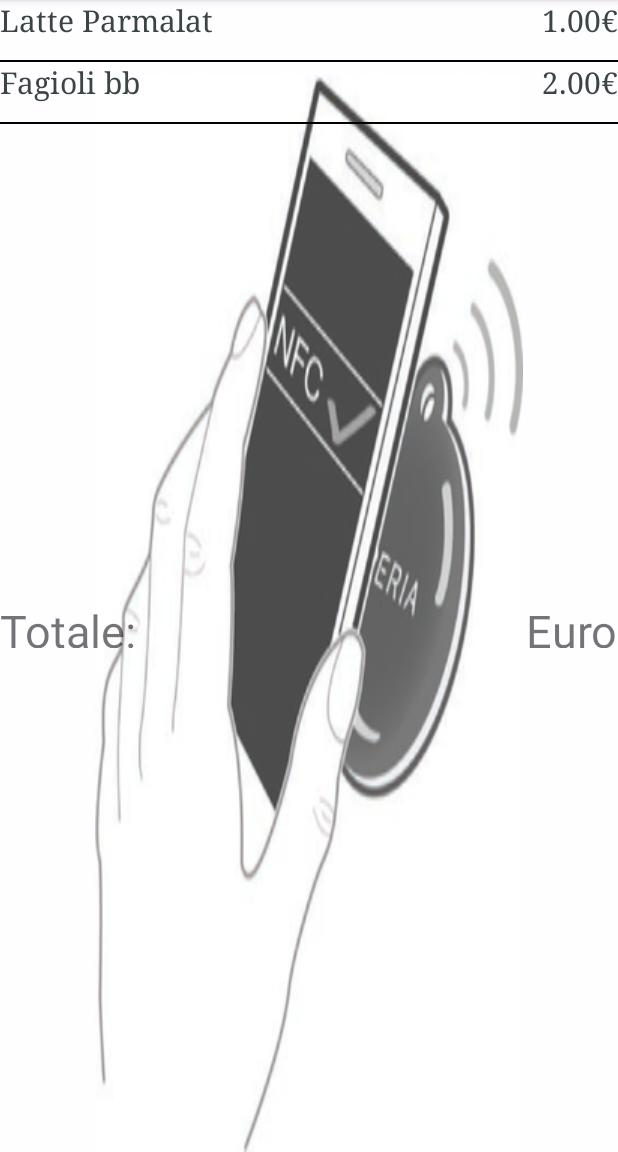
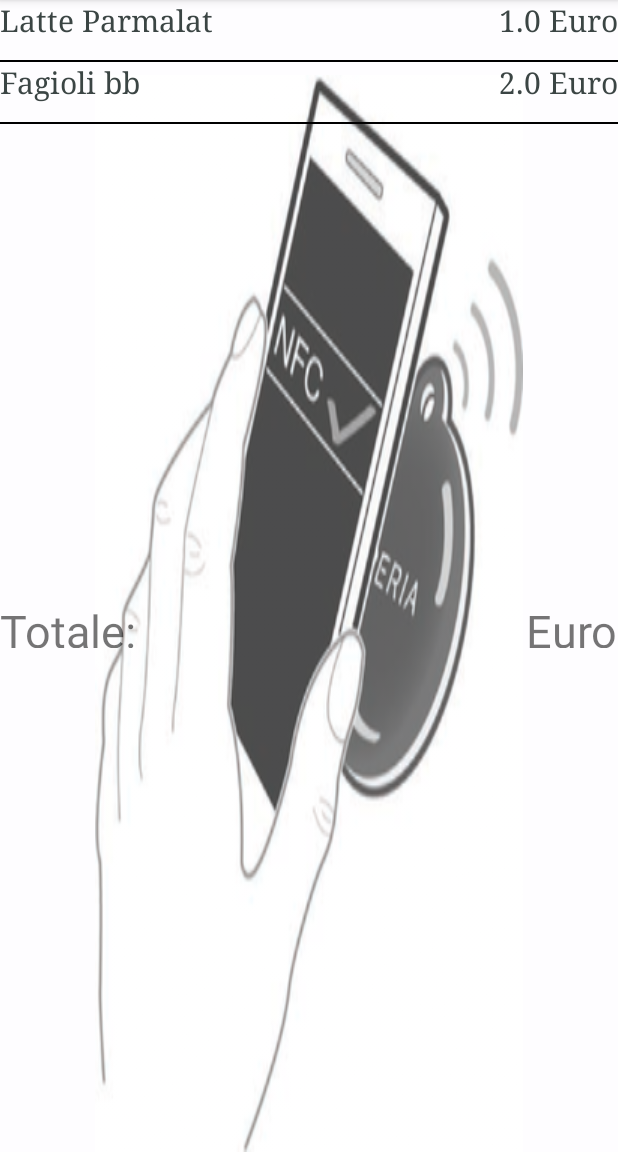
Before and after one commit to alert22/iSeeShop, an Android app: the screen it shows after launch (MainActivity), on a phone screen of 412 x 824 dp, the part 84-1236 px from its top. Run offline under Robolectric (Android 15) with nearby library versions, the phone set to English and light mode, and no system bars.

Commit message:
Modifiche al carrello

```diff
--- a/app/src/main/java/ium/progetto/iseeshop/CustomAdapter.java
+++ b/app/src/main/java/ium/progetto/iseeshop/CustomAdapter.java
@@ -37,7 +37,7 @@ public class CustomAdapter extends ArrayAdapter<Prodotto> {
         nomeTextView = (TextView) v.findViewById(R.id.nome);
         prezzoTextView = (TextView) v.findViewById(R.id.prezzo);
         nomeTextView.setText(sq.getNome());
-        prezzoTextView.setText(sq.getPrezzo());
+        prezzoTextView.setText(""+sq.getPrezzo());
 
 
         return v;
--- a/app/src/main/java/ium/progetto/iseeshop/MainActivity.java
+++ b/app/src/main/java/ium/progetto/iseeshop/MainActivity.java
@@ -40,11 +40,13 @@ public class MainActivity extends AppCompatActivity {
         listViewCarrello = (ListView) findViewById(R.id.listaProdotti);
         customAdapter=new CustomAdapter(this, R.layout.list_element, new ArrayList<Prodotto>());
         listViewCarrello.setAdapter(customAdapter);
-        prodotto = new Prodotto("Latte Parmalat", "1.00");
-        prodotto1 = new Prodotto("Fagioli bb", "2.00");
+        prodotto = new Prodotto("Latte Parmalat", 1);
+        prodotto1 = new Prodotto("Fagioli bb", 2);
         arrayProdotti.add(prodotto);
         customAdapter.add(prodotto);
         customAdapter.add(prodotto1);
+
+
 
     }
 
--- a/app/src/main/java/ium/progetto/iseeshop/Prodotto.java
+++ b/app/src/main/java/ium/progetto/iseeshop/Prodotto.java
@@ -5,9 +5,9 @@ package ium.progetto.iseeshop;
  */
 public class Prodotto {
     String nome;
-    String prezzo;
+    float prezzo;
 
-    public Prodotto(String nome, String prezzo) {
+    public Prodotto(String nome, float prezzo) {
         this.nome = nome;
         this.prezzo = prezzo;
     }
@@ -20,11 +20,11 @@ public class Prodotto {
         this.nome = nome;
     }
 
-    public String getPrezzo() {
+    public float getPrezzo() {
         return prezzo;
     }
 
-    public void setPrezzo(String prezzo) {
+    public void setPrezzo(float prezzo) {
         this.prezzo = prezzo;
     }
 }
--- a/app/src/main/res/layout/list_element.xml
+++ b/app/src/main/res/layout/list_element.xml
@@ -42,7 +42,7 @@
         android:layout_alignParentTop="true"
         android:layout_alignParentRight="true"
         android:layout_alignParentEnd="true"
-        android:text="@string/euro"
+        android:text=" Euro"
         android:id="@+id/textView" />
 
 </RelativeLayout>
```
